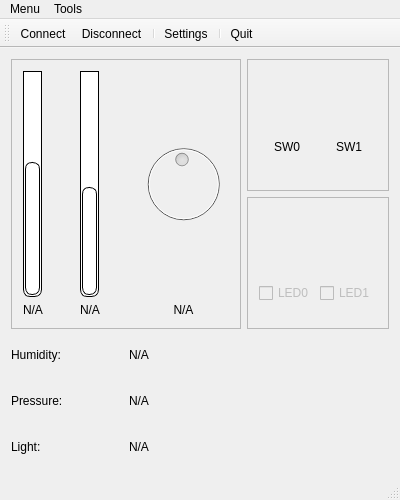
This is Projects/Qt/Remote_Controller/mainwindow.ui in Lyque/diplomaterv as Qt 5 draws it before an edit. The edited form follows.
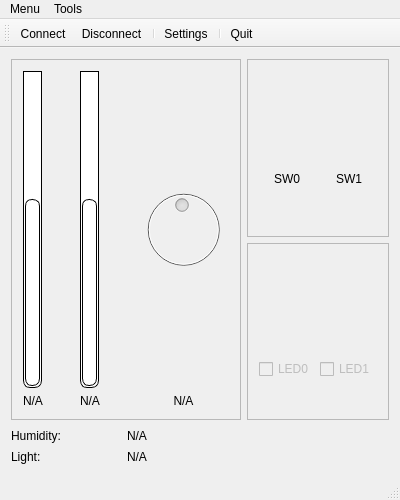
This is the edited form. Icons and pictures are not drawn.

```diff
--- a/Projects/Qt/Remote_Controller/mainwindow.ui
+++ b/Projects/Qt/Remote_Controller/mainwindow.ui
@@ -35,48 +35,88 @@
    <layout class="QGridLayout" name="gridLayout">
     <item row="2" column="0">
      <layout class="QGridLayout" name="gridLayout_4">
-      <item row="2" column="0">
+      <property name="sizeConstraint">
+       <enum>QLayout::SetFixedSize</enum>
+      </property>
+      <property name="spacing">
+       <number>1</number>
+      </property>
+      <item row="1" column="0">
        <widget class="QLabel" name="label_10">
+        <property name="minimumSize">
+         <size>
+          <width>0</width>
+          <height>20</height>
+         </size>
+        </property>
+        <property name="maximumSize">
+         <size>
+          <width>16777215</width>
+          <height>20</height>
+         </size>
+        </property>
         <property name="text">
          <string>Light:</string>
         </property>
        </widget>
       </item>
-      <item row="0" column="0">
-       <widget class="QLabel" name="label_8">
-        <property name="text">
-         <string>Humidity:</string>
-        </property>
-       </widget>
-      </item>
-      <item row="1" column="0">
-       <widget class="QLabel" name="label_9">
-        <property name="text">
-         <string>Pressure:</string>
-        </property>
-       </widget>
-      </item>
       <item row="0" column="1">
        <widget class="QLabel" name="humVal">
+        <property name="minimumSize">
+         <size>
+          <width>0</width>
+          <height>20</height>
+         </size>
+        </property>
+        <property name="maximumSize">
+         <size>
+          <width>16777215</width>
+          <height>20</height>
+         </size>
+        </property>
         <property name="text">
          <string>N/A</string>
         </property>
        </widget>
       </item>
       <item row="1" column="1">
-       <widget class="QLabel" name="presVal">
-        <property name="text">
-         <string>N/A</string>
-        </property>
-       </widget>
-      </item>
-      <item row="2" column="1">
        <widget class="QLabel" name="lightVal">
+        <property name="minimumSize">
+         <size>
+          <width>0</width>
+          <height>20</height>
+         </size>
+        </property>
+        <property name="maximumSize">
+         <size>
+          <width>16777215</width>
+          <height>20</height>
+         </size>
+        </property>
         <property name="text">
          <string>N/A</string>
         </property>
        </widget>
       </item>
+      <item row="0" column="0">
+       <widget class="QLabel" name="label_8">
+        <property name="minimumSize">
+         <size>
+          <width>0</width>
+          <height>20</height>
+         </size>
+        </property>
+        <property name="maximumSize">
+         <size>
+          <width>16777215</width>
+          <height>20</height>
+         </size>
+        </property>
+        <property name="text">
+         <string>Humidity:</string>
+        </property>
+       </widget>
+      </item>
      </layout>
     </item>
     <item row="0" column="1">
@@ -308,11 +348,14 @@
 border: 1px solid black;
 }</string>
          </property>
+         <property name="minimum">
+          <number>-25</number>
+         </property>
          <property name="maximum">
-          <number>65535</number>
+          <number>50</number>
          </property>
          <property name="value">
-          <number>32000</number>
+          <number>20</number>
          </property>
          <property name="alignment">
           <set>Qt::AlignCenter</set>
```
